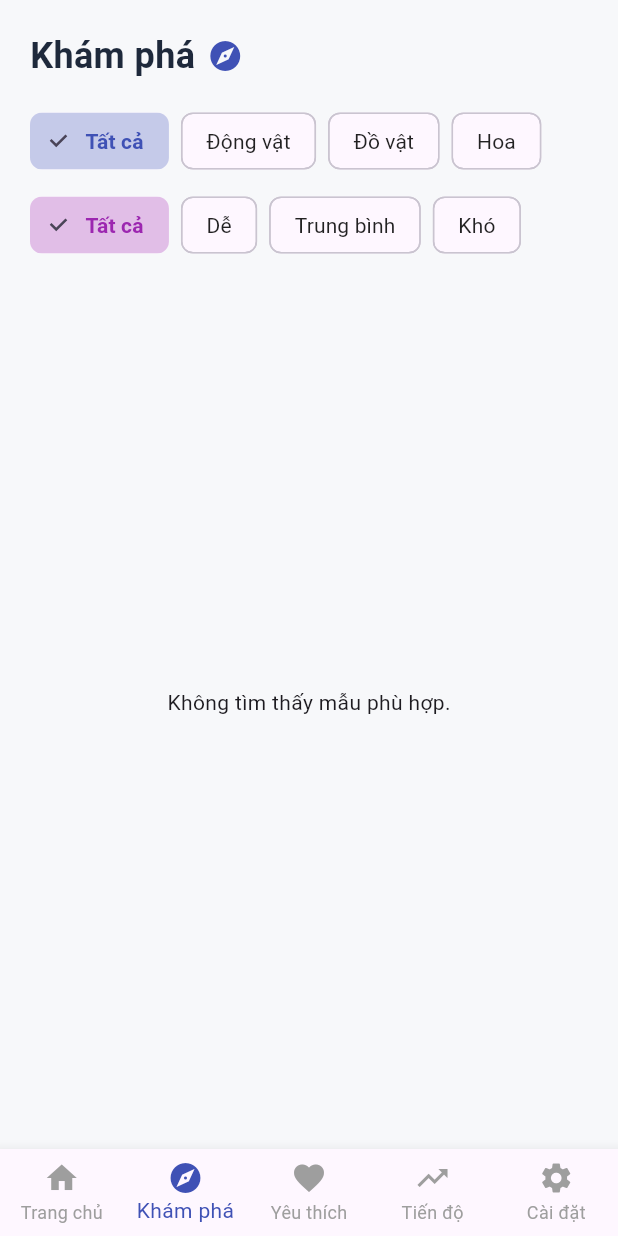
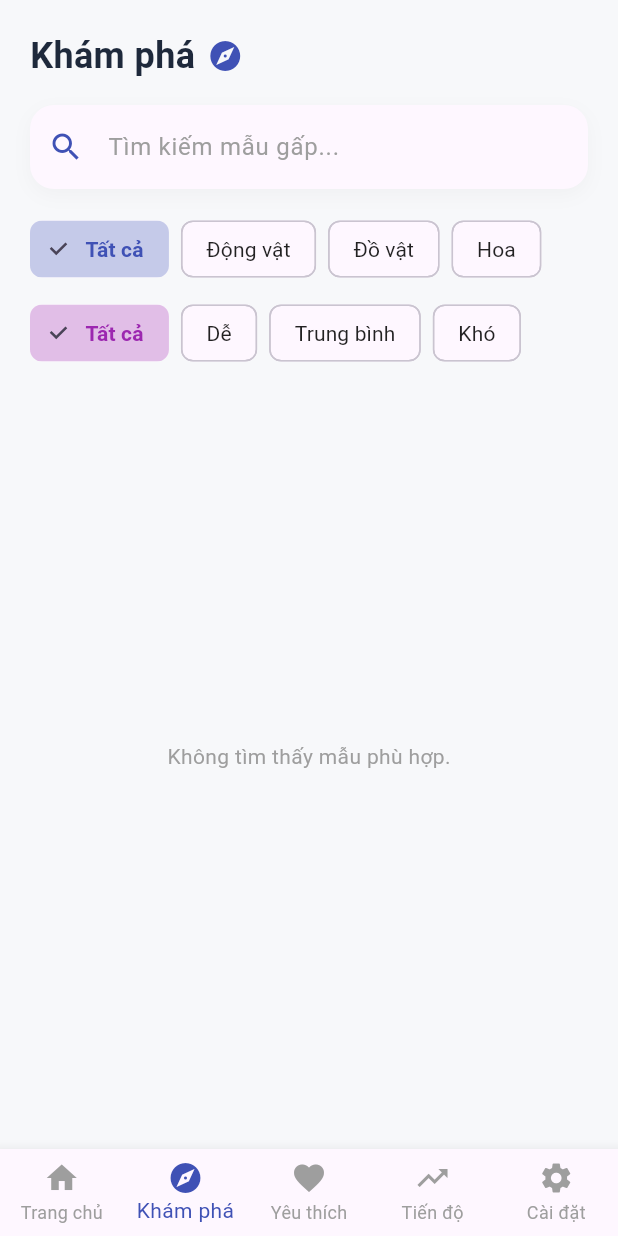
Before and after one commit to Haruto2711/PRM392-Project, a Flutter app: the HomeScreen screen opened by its route, item 2 of the bottom bar chosen, on a phone screen of 412 x 824 dp. Run offline on Flutter 3.47's test engine with Material 3 defaults, Android fonts, the light colour scheme and no system bars; our stand-ins replace hive, hive_flutter, image_picker; accounts and stored records are empty; network calls fail.

Commit message:
feat: SearchOrigami

```diff
--- a/lib/screens/home_screen.dart
+++ b/lib/screens/home_screen.dart
@@ -19,6 +19,8 @@ class _HomeScreenState extends State<HomeScreen> {
   int _currentIndex = 0;
   String _selectedCategory = 'Tất cả';
   String _selectedDifficulty = 'Tất cả';
+  String _searchQuery = '';
+  final _searchController = TextEditingController();
 
   Map<String, dynamic>? _currentUser;
   List<OrigamiModel> _allModels = [];
@@ -28,6 +30,12 @@ class _HomeScreenState extends State<HomeScreen> {
   void initState() {
     super.initState();
     _loadData();
+  }
+
+  @override
+  void dispose() {
+    _searchController.dispose();
+    super.dispose();
   }
 
   Future<void> _loadData() async {
@@ -160,6 +168,49 @@ class _HomeScreenState extends State<HomeScreen> {
           ),
           const SizedBox(height: 20),
 
+          // Search Bar
+          Container(
+            decoration: BoxDecoration(
+              color: Theme.of(context).cardColor,
+              borderRadius: BorderRadius.circular(16),
+              boxShadow: [
+                BoxShadow(
+                  color: Colors.black.withOpacity(Theme.of(context).brightness == Brightness.dark ? 0.2 : 0.03),
+                  blurRadius: 10,
+                  offset: const Offset(0, 4),
+                )
+              ],
+            ),
+            child: TextField(
+              controller: _searchController,
+              style: TextStyle(color: Theme.of(context).textTheme.bodyLarge?.color),
+              decoration: InputDecoration(
+                hintText: SettingsManager.translate('search_hint'),
+                hintStyle: const TextStyle(color: Colors.grey),
+                prefixIcon: const Icon(Icons.search, color: Colors.indigo),
+                suffixIcon: _searchQuery.isNotEmpty
+                    ? IconButton(
+                        icon: const Icon(Icons.clear, color: Colors.grey),
+                        onPressed: () {
+                          setState(() {
+                            _searchController.clear();
+                            _searchQuery = '';
+                          });
+                        },
+                      )
+                    : null,
+                border: InputBorder.none,
+                contentPadding: const EdgeInsets.symmetric(horizontal: 20, vertical: 16),
+              ),
+              onChanged: (val) {
+                setState(() {
+                  _searchQuery = val.trim();
+                });
+              },
+            ),
+          ),
+          const SizedBox(height: 20),
+
           // Banner Thử thách
           Container(
             padding: const EdgeInsets.all(20),
@@ -284,7 +335,26 @@ class _HomeScreenState extends State<HomeScreen> {
             ],
           ),
           const SizedBox(height: 12),
-          GridView.builder(
+          () {
+            final homeModels = _searchQuery.isEmpty
+                ? _allModels
+                : _allModels
+                    .where((m) => m.title.toLowerCase().contains(_searchQuery.toLowerCase()))
+                    .toList();
+            if (homeModels.isEmpty) {
+              return Padding(
+                padding: const EdgeInsets.symmetric(vertical: 20),
+                child: Center(
+                  child: Text(
+                    SettingsManager.translate('all') == 'All'
+                        ? 'No models found matching your search'
+                        : 'Không tìm thấy mẫu nào phù hợp',
+                    style: const TextStyle(color: Colors.grey),
+                  ),
+                ),
+              );
+            }
+            return GridView.builder(
               shrinkWrap: true,
               physics: const NeverScrollableScrollPhysics(),
               gridDelegate: const SliverGridDelegateWithFixedCrossAxisCount(
@@ -293,11 +363,12 @@ class _HomeScreenState extends State<HomeScreen> {
                 mainAxisSpacing: 16,
                 childAspectRatio: 0.78,
               ),
-            itemCount: _allModels.take(2).length,
+              itemCount: homeModels.take(2).length,
               itemBuilder: (context, index) {
-              return _buildOrigamiCard(_allModels[index]);
+                return _buildOrigamiCard(homeModels[index]);
               },
-          ),
+            );
+          }(),
         ],
       ),
     );
@@ -305,14 +376,16 @@ class _HomeScreenState extends State<HomeScreen> {
 
   // ================= TAB 1: KHÁM PHÁ (DANH SÁCH ORIGAMI) =================
   Widget _buildExploreTab() {
-    // Lọc theo bộ lọc danh mục và độ khó
+    // Lọc theo bộ lọc danh mục, độ khó và tìm kiếm
     final filteredModels = _allModels.where((m) {
       final matchCategory = _selectedCategory == 'Tất cả' || m.category == _selectedCategory;
       final matchDifficulty = _selectedDifficulty == 'Tất cả' ||
           (_selectedDifficulty == 'Dễ' && m.difficulty <= 2) ||
           (_selectedDifficulty == 'Trung bình' && m.difficulty == 3) ||
           (_selectedDifficulty == 'Khó' && m.difficulty >= 4);
-      return matchCategory && matchDifficulty;
+      final matchSearch = _searchQuery.isEmpty ||
+          m.title.toLowerCase().contains(_searchQuery.toLowerCase());
+      return matchCategory && matchDifficulty && matchSearch;
     }).toList();
 
     return Padding(
@@ -335,6 +408,49 @@ class _HomeScreenState extends State<HomeScreen> {
               const SizedBox(width: 8),
               const Icon(Icons.explore, color: Colors.indigo, size: 24),
             ],
+          ),
+          const SizedBox(height: 16),
+
+          // Search Bar
+          Container(
+            decoration: BoxDecoration(
+              color: Theme.of(context).cardColor,
+              borderRadius: BorderRadius.circular(16),
+              boxShadow: [
+                BoxShadow(
+                  color: Colors.black.withOpacity(Theme.of(context).brightness == Brightness.dark ? 0.2 : 0.03),
+                  blurRadius: 10,
+                  offset: const Offset(0, 4),
+                )
+              ],
+            ),
+            child: TextField(
+              controller: _searchController,
+              style: TextStyle(color: Theme.of(context).textTheme.bodyLarge?.color),
+              decoration: InputDecoration(
+                hintText: SettingsManager.translate('search_hint'),
+                hintStyle: const TextStyle(color: Colors.grey),
+                prefixIcon: const Icon(Icons.search, color: Colors.indigo),
+                suffixIcon: _searchQuery.isNotEmpty
+                    ? IconButton(
+                        icon: const Icon(Icons.clear, color: Colors.grey),
+                        onPressed: () {
+                          setState(() {
+                            _searchController.clear();
+                            _searchQuery = '';
+                          });
+                        },
+                      )
+                    : null,
+                border: InputBorder.none,
+                contentPadding: const EdgeInsets.symmetric(horizontal: 20, vertical: 16),
+              ),
+              onChanged: (val) {
+                setState(() {
+                  _searchQuery = val.trim();
+                });
+              },
+            ),
           ),
           const SizedBox(height: 16),
 
@@ -394,7 +510,14 @@ class _HomeScreenState extends State<HomeScreen> {
           // Lưới các mẫu gấp đã lọc
           Expanded(
             child: filteredModels.isEmpty
-                ? const Center(child: Text('Không tìm thấy mẫu phù hợp.'))
+                ? Center(
+                    child: Text(
+                      SettingsManager.translate('all') == 'All'
+                          ? 'No models found matching your search or filters'
+                          : 'Không tìm thấy mẫu phù hợp.',
+                      style: const TextStyle(color: Colors.grey),
+                    ),
+                  )
                 : GridView.builder(
                     gridDelegate: const SliverGridDelegateWithFixedCrossAxisCount(
                       crossAxisCount: 2,
@@ -583,7 +706,7 @@ class _HomeScreenState extends State<HomeScreen> {
                     );
                   },
                 ),
-                const Divider(height: 1, indent: 56),
+                /* const Divider(height: 1, indent: 56),
                 _buildSettingRow(
                   icon: Icons.delete_sweep,
                   color: Colors.orange,
@@ -593,7 +716,7 @@ class _HomeScreenState extends State<HomeScreen> {
                       SnackBar(content: Text(SettingsManager.translate('cache_cleared'))),
                     );
                   },
-                ),
+                ), */
                 const Divider(height: 1, indent: 56),
                 _buildSettingRow(
                   icon: Icons.info_outline,
```
Also changed, not shown: 2 other files. Lines whose indentation alone changed are shown as unchanged.
